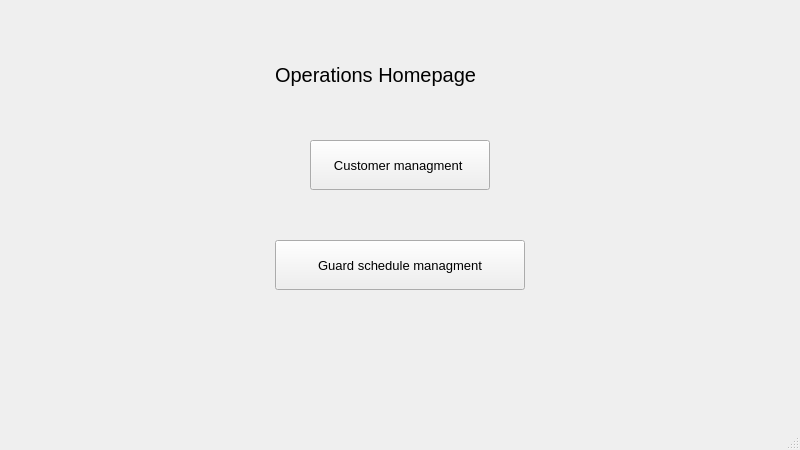
Qt form ops_homepage.ui (MikaalImam/DBMS_proj) before a commit.
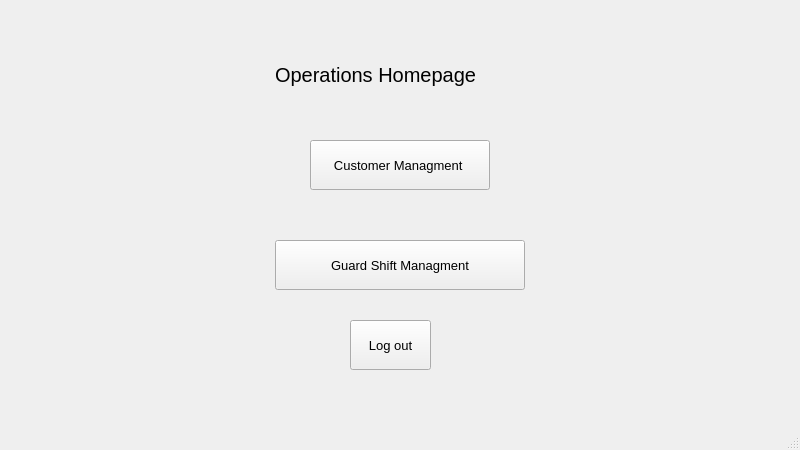
The same form after that commit.

Patch:
```diff
--- a/ops_homepage.ui
+++ b/ops_homepage.ui
@@ -29,7 +29,7 @@
      </font>
     </property>
     <property name="text">
-     <string>Customer managment </string>
+     <string>Customer Managment </string>
     </property>
    </widget>
    <widget class="QLabel" name="label">
@@ -65,7 +65,25 @@
      </font>
     </property>
     <property name="text">
-     <string>Guard schedule managment</string>
+     <string>Guard Shift Managment</string>
+    </property>
+   </widget>
+   <widget class="QPushButton" name="pushButton_3">
+    <property name="geometry">
+     <rect>
+      <x>350</x>
+      <y>320</y>
+      <width>81</width>
+      <height>50</height>
+     </rect>
+    </property>
+    <property name="font">
+     <font>
+      <pointsize>10</pointsize>
+     </font>
+    </property>
+    <property name="text">
+     <string>Log out</string>
     </property>
    </widget>
   </widget>
```
